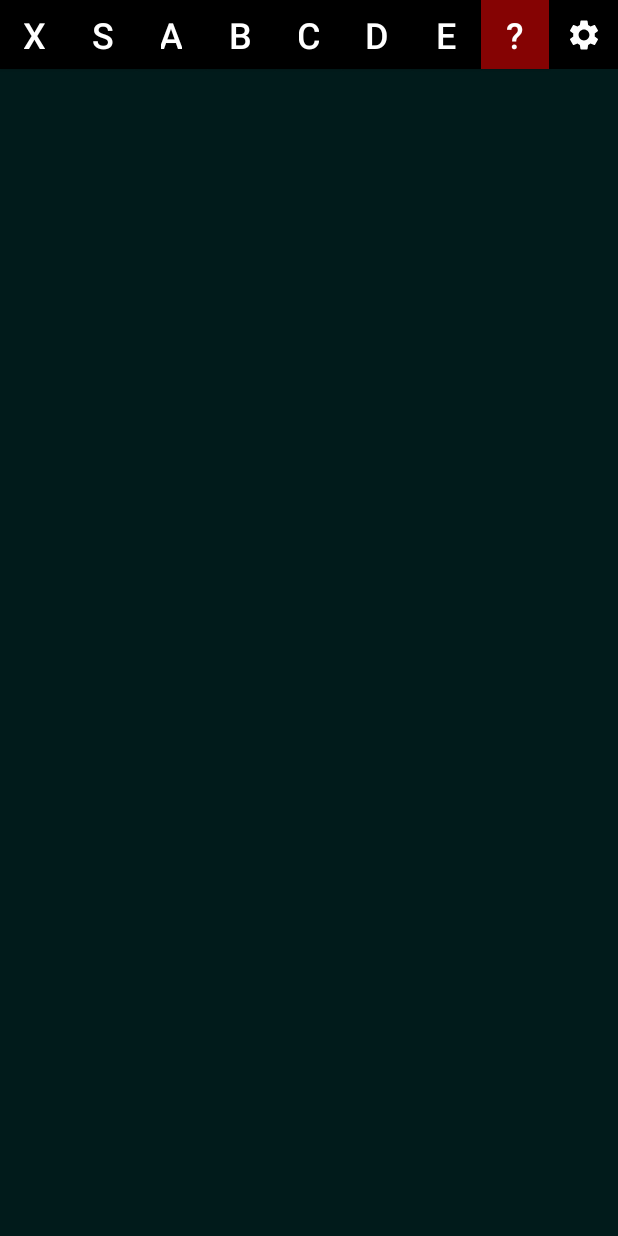
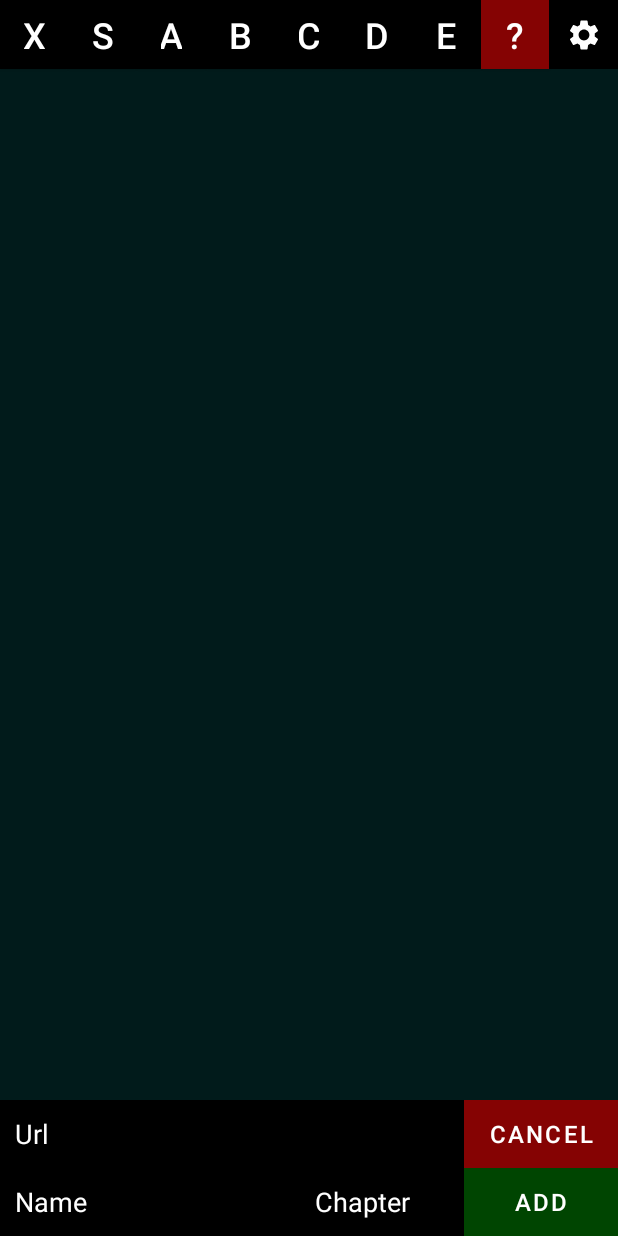
Before and after one commit to TetrisBattle/MyMangaList, an Android app: the screen it shows after launch (MainActivity), on a phone screen of 412 x 824 dp. Run offline under Robolectric (Android 15) with nearby library versions, the phone set to English and light mode, and no system bars.

Commit message:
cancel button added

```diff
--- a/app/src/main/java/com/tetrisbattle/mymangalist/MainActivity.java
+++ b/app/src/main/java/com/tetrisbattle/mymangalist/MainActivity.java
@@ -46,9 +46,9 @@ public class MainActivity extends AppCompatActivity{
     };
 
     ConstraintLayout background;
-    ConstraintLayout addNew;
+    ConstraintLayout addNewMangaView;
     EditText newUrl, newName, newChapter;
-    Button addButton;
+    Button addButton, cancelButton;
     RecyclerView recyclerView;
     ImageButton settings;
 
@@ -65,11 +65,12 @@ public class MainActivity extends AppCompatActivity{
         setContentView(R.layout.activity_main);
 
         background = findViewById(R.id.background);
-        addNew = findViewById(R.id.addNew);
+        addNewMangaView = findViewById(R.id.addNewMangaView);
         newUrl = findViewById(R.id.newUrl);
         newName = findViewById(R.id.newName);
         newChapter = findViewById(R.id.newChapter);
         addButton = findViewById(R.id.addButton);
+        cancelButton = findViewById(R.id.cancelButton);
         recyclerView = findViewById(R.id.recyclerView);
         rankButtons = new ArrayList<>(rankButtonsId.length);
         settings = findViewById(R.id.settings);
@@ -122,7 +123,8 @@ public class MainActivity extends AppCompatActivity{
 
             popupMenu.setOnMenuItemClickListener(item -> {
                 if (item.getItemId() == R.id.popupAddNewManga) {
-                    addNew.setVisibility(View.VISIBLE);
+                    addNewMangaView.setVisibility(View.VISIBLE);
+                    newName.requestFocus();
                     return true;
                 } else if (item.getItemId() == R.id.popupAddList) {
                     Toast.makeText(this, "AddList: empty", Toast.LENGTH_SHORT).show();
@@ -146,8 +148,12 @@ public class MainActivity extends AppCompatActivity{
                 newChapter.setText("");
                 newName.clearFocus();
                 newChapter.clearFocus();
-                addNew.setVisibility(View.GONE);
+                addNewMangaView.setVisibility(View.GONE);
             }
+        });
+
+        cancelButton.setOnClickListener(v -> {
+            addNewMangaView.setVisibility(View.GONE);
         });
     }
 
--- a/app/src/main/java/com/tetrisbattle/mymangalist/MyRecyclerAdapter.java
+++ b/app/src/main/java/com/tetrisbattle/mymangalist/MyRecyclerAdapter.java
@@ -67,7 +67,6 @@ public class MyRecyclerAdapter extends RecyclerView.Adapter<MyRecyclerAdapter.My
 
         holder.id.setOnClickListener(v -> {
             background.requestFocus();
-//            Toast.makeText(context, holder.name.getText(), Toast.LENGTH_SHORT).show();
             Toast.makeText(context, holder.chapter.getText(), Toast.LENGTH_SHORT).show();
         });
 
--- a/app/src/main/res/layout/activity_main.xml
+++ b/app/src/main/res/layout/activity_main.xml
@@ -164,11 +164,11 @@
         app:layout_constraintTop_toBottomOf="@id/rankButtonS" />
 
     <androidx.constraintlayout.widget.ConstraintLayout
-        android:id="@+id/addNew"
+        android:id="@+id/addNewMangaView"
         android:layout_width="match_parent"
         android:layout_height="0dp"
         android:background="@color/black"
-        android:visibility="gone"
+        android:visibility="visible"
         app:layout_constraintBottom_toBottomOf="parent"
         app:layout_constraintEnd_toEndOf="parent"
         app:layout_constraintStart_toStartOf="parent">
@@ -177,7 +177,6 @@
             android:id="@+id/newUrl"
             android:layout_width="0dp"
             android:layout_height="wrap_content"
-            app:layout_constraintHorizontal_weight="3"
             android:hint="Url"
             android:textSize="@dimen/newMangaTextSize"
             android:textColorHint="@color/white"
@@ -194,7 +193,7 @@
             android:id="@+id/newName"
             android:layout_width="0dp"
             android:layout_height="wrap_content"
-            app:layout_constraintHorizontal_weight="3"
+            app:layout_constraintHorizontal_weight="2"
             android:hint="@string/newMangaNameHint"
             android:textSize="@dimen/newMangaTextSize"
             android:textColorHint="@color/white"
@@ -223,19 +222,42 @@
             app:layout_constraintStart_toEndOf="@+id/newName" />
 
         <Button
+            android:id="@+id/cancelButton"
+            android:layout_width="0dp"
+            android:layout_height="0dp"
+            android:backgroundTint="@color/colorCancelButton"
+            android:insetTop="0dp"
+            android:insetBottom="0dp"
+            android:paddingLeft="4dp"
+            android:paddingRight="4dp"
+            android:text="Cancel"
+            android:textSize="@dimen/newMangaButtonTextSize"
+            app:cornerRadius="0dp"
+            app:layout_constraintBottom_toTopOf="@id/addButton"
+            app:layout_constraintEnd_toEndOf="parent"
+            app:layout_constraintHorizontal_weight="1"
+            app:layout_constraintStart_toEndOf="@+id/newChapter"
+            app:layout_constraintTop_toTopOf="parent"
+            app:layout_constraintVertical_weight="1" />
+
+        <Button
             android:id="@+id/addButton"
             android:layout_width="0dp"
-            android:layout_height="match_parent"
+            android:layout_height="0dp"
+            android:backgroundTint="@color/colorAddButton"
             android:insetTop="0dp"
             android:insetBottom="0dp"
+            android:paddingLeft="4dp"
+            android:paddingRight="4dp"
             android:text="@string/addButtonText"
             android:textSize="@dimen/newMangaButtonTextSize"
             app:cornerRadius="0dp"
-            android:backgroundTint="@color/colorAddButton"
             app:layout_constraintBottom_toBottomOf="parent"
             app:layout_constraintEnd_toEndOf="parent"
             app:layout_constraintHorizontal_weight="1"
-            app:layout_constraintStart_toEndOf="@+id/newChapter" />
+            app:layout_constraintStart_toEndOf="@+id/newChapter"
+            app:layout_constraintTop_toBottomOf="@id/cancelButton"
+            app:layout_constraintVertical_weight="1" />
     </androidx.constraintlayout.widget.ConstraintLayout>
 
 </androidx.constraintlayout.widget.ConstraintLayout>
--- a/app/src/main/res/values/colors.xml
+++ b/app/src/main/res/values/colors.xml
@@ -15,7 +15,8 @@
     <color name="colorName">#FF018786</color>
     <color name="colorChapter">#FF018786</color>
 
-    <color name="colorAddButton">#850303</color>
+    <color name="colorCancelButton">#850303</color>
+    <color name="colorAddButton">#004501</color>
 
     <color name="colorPrimary">#850303</color>
     <color name="colorSecondary">#021380</color>
```
